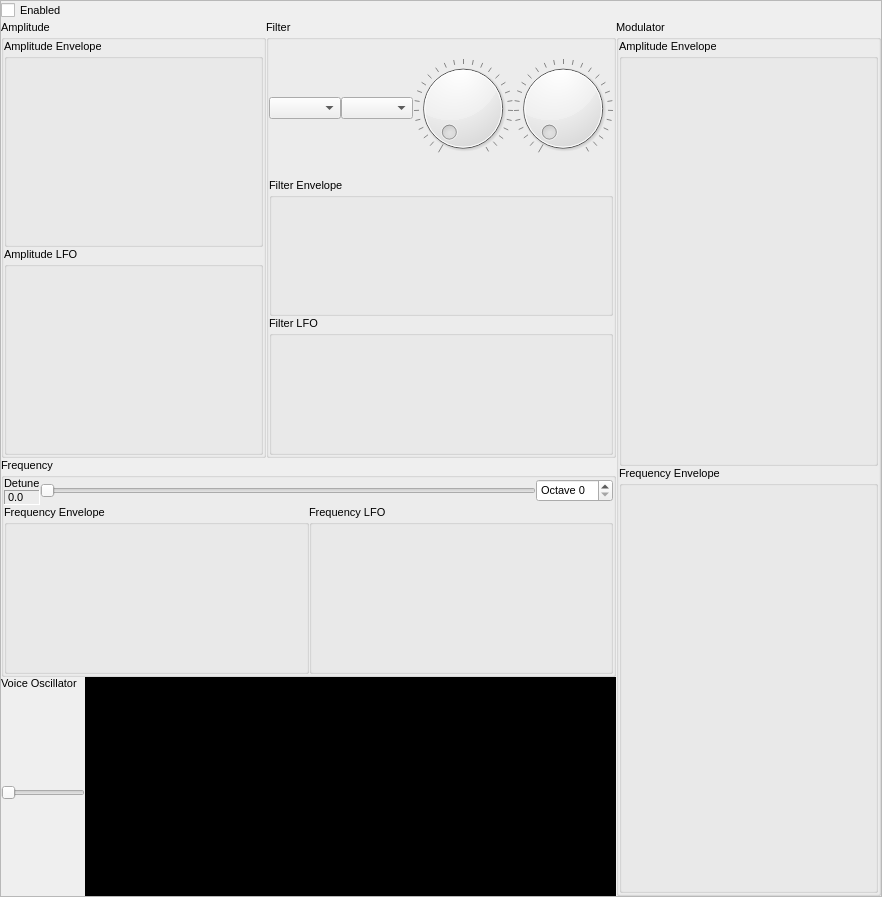
Before: the Qt Designer form src/NewUI/Addnote/VoiceList.ui in saidinesh5/ZynAddSubFX, drawn with Qt 5.
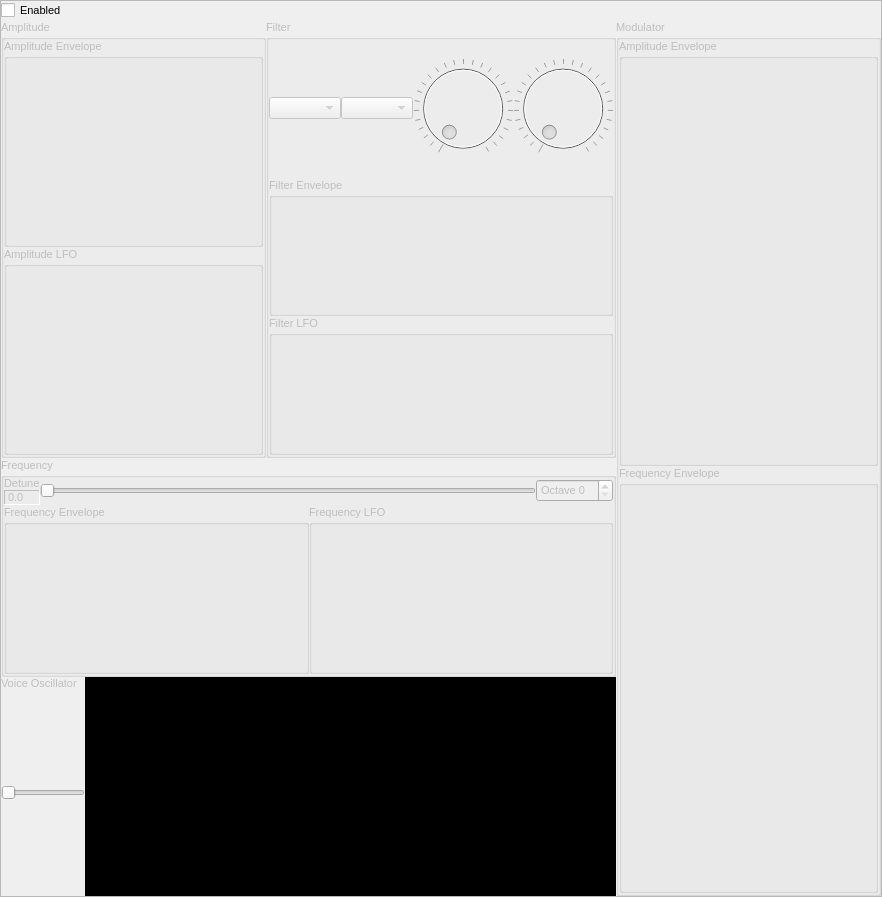
After: the same form once the commit is applied. Custom widgets are drawn as their Qt base class.

Commit message: Adding a SpinBox control

```diff
--- a/src/NewUI/Addnote/VoiceList.ui
+++ b/src/NewUI/Addnote/VoiceList.ui
@@ -53,7 +53,7 @@
       <item>
        <widget class="QWidget" name="groupWidget" native="true">
         <property name="enabled">
-         <bool>true</bool>
+         <bool>false</bool>
         </property>
         <property name="sizePolicy">
          <sizepolicy hsizetype="Preferred" vsizetype="Expanding">
```
The commit also changes 4 other files.
